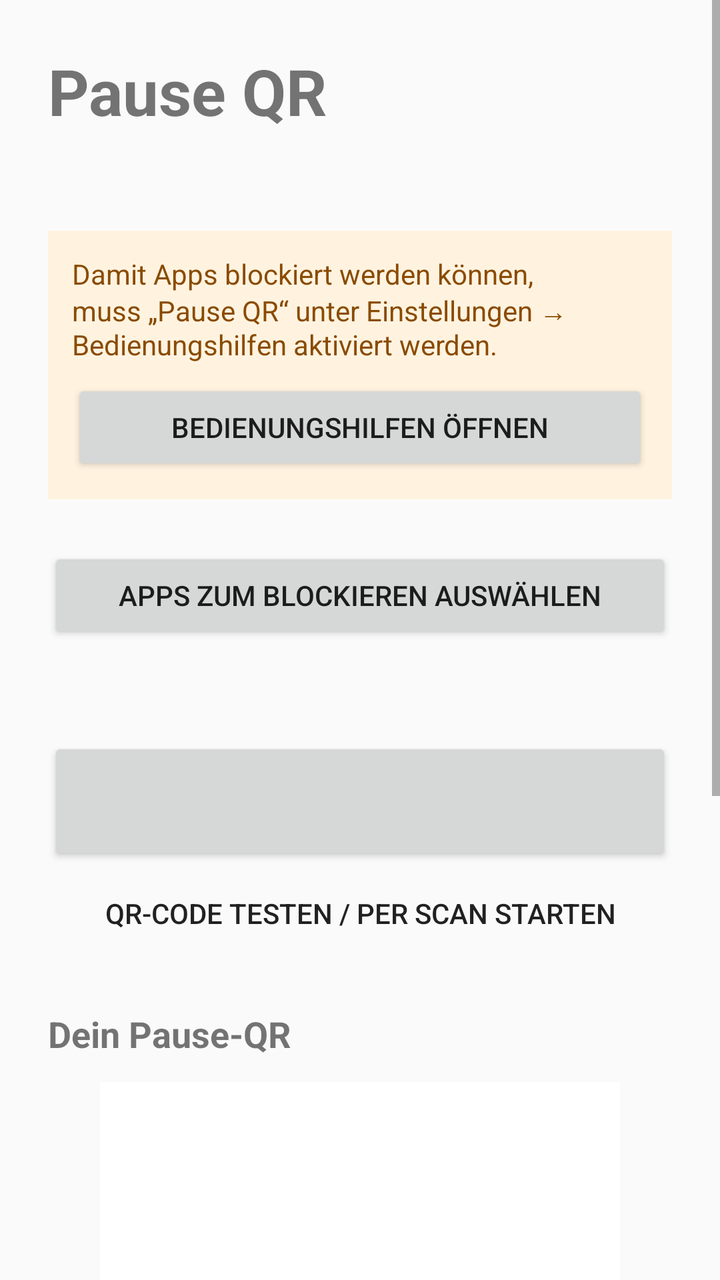
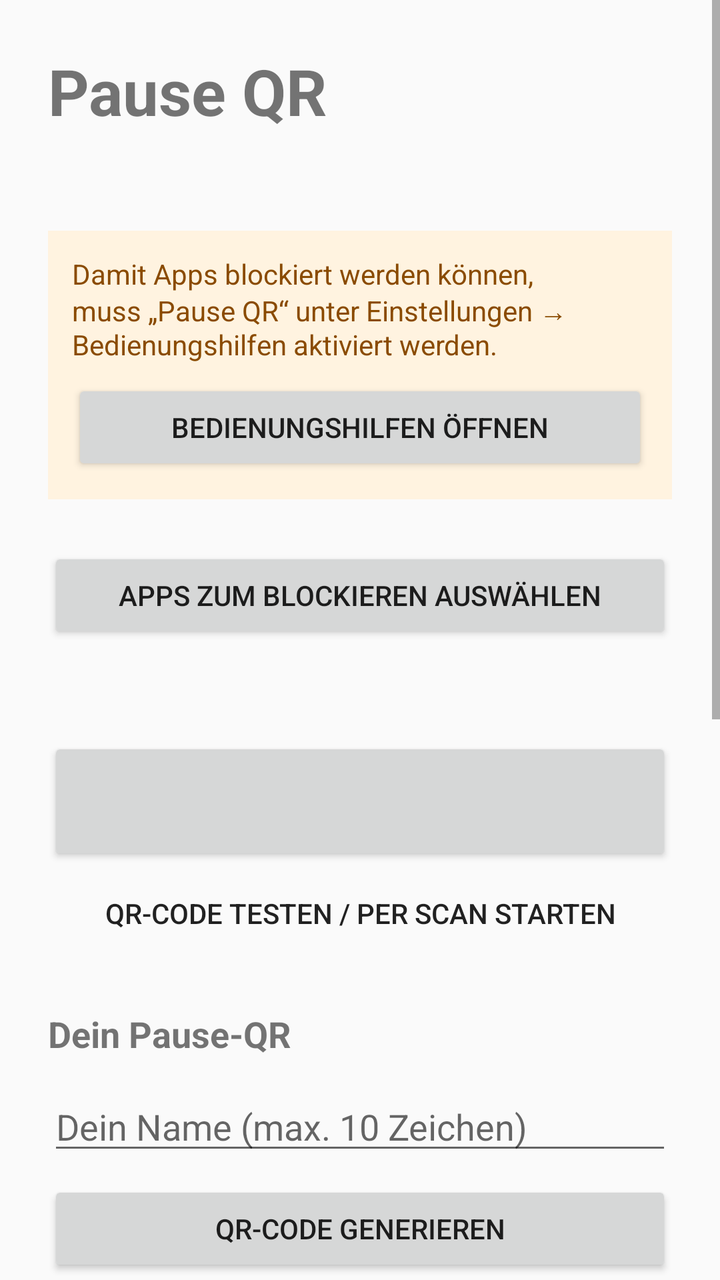

An Android layout rendered at two revisions. The XML below is the earlier revision; the diff shows what the commit changed to produce the second picture.
<!-- AndroidManifest.xml: application theme Theme.PauseQR -->
<!-- res/layout/activity_main.xml -->
<?xml version="1.0" encoding="utf-8"?>
<ScrollView xmlns:android="http://schemas.android.com/apk/res/android"
    android:layout_width="match_parent"
    android:layout_height="match_parent">

    <LinearLayout
        android:layout_width="match_parent"
        android:layout_height="wrap_content"
        android:orientation="vertical"
        android:padding="24dp">

        <TextView
            android:layout_width="wrap_content"
            android:layout_height="wrap_content"
            android:text="@string/app_name"
            android:textSize="32sp"
            android:textStyle="bold" />

        <TextView
            android:id="@+id/tvStatus"
            android:layout_width="match_parent"
            android:layout_height="wrap_content"
            android:layout_marginTop="8dp"
            android:textSize="18sp"
            android:textStyle="bold" />

        
        <LinearLayout
            android:id="@+id/serviceBox"
            android:layout_width="match_parent"
            android:layout_height="wrap_content"
            android:layout_marginTop="16dp"
            android:background="@color/warn_bg"
            android:orientation="vertical"
            android:padding="12dp">

            <TextView
                android:layout_width="match_parent"
                android:layout_height="wrap_content"
                android:text="@string/service_warning"
                android:textColor="@color/warn_text" />

            <Button
                android:id="@+id/btnAccessibility"
                android:layout_width="match_parent"
                android:layout_height="wrap_content"
                android:layout_marginTop="8dp"
                android:text="@string/btn_accessibility" />
        </LinearLayout>

        <Button
            android:id="@+id/btnSelectApps"
            android:layout_width="match_parent"
            android:layout_height="wrap_content"
            android:layout_marginTop="24dp"
            android:text="@string/btn_select_apps" />

        <TextView
            android:id="@+id/tvAppsCount"
            android:layout_width="match_parent"
            android:layout_height="wrap_content"
            android:layout_marginTop="4dp" />

        <Button
            android:id="@+id/btnPrimary"
            android:layout_width="match_parent"
            android:layout_height="64dp"
            android:layout_marginTop="24dp"
            android:textSize="16sp"
            android:textStyle="bold" />

        <Button
            android:id="@+id/btnScan"
            style="?android:attr/borderlessButtonStyle"
            android:layout_width="match_parent"
            android:layout_height="wrap_content"
            android:text="@string/btn_scan_test" />

        <LinearLayout
            android:id="@+id/qrSection"
            android:layout_width="match_parent"
            android:layout_height="wrap_content"
            android:layout_marginTop="24dp"
            android:gravity="center_horizontal"
            android:orientation="vertical">

            <TextView
                android:layout_width="match_parent"
                android:layout_height="wrap_content"
                android:text="@string/qr_title"
                android:textSize="18sp"
                android:textStyle="bold" />

            <ImageView
                android:id="@+id/ivQr"
                android:layout_width="260dp"
                android:layout_height="260dp"
                android:layout_marginTop="12dp"
                android:background="@android:color/white"
                android:contentDescription="@string/qr_title"
                android:padding="8dp" />

            <TextView
                android:layout_width="match_parent"
                android:layout_height="wrap_content"
                android:layout_marginTop="12dp"
                android:text="@string/qr_hint" />

            <Button
                android:id="@+id/btnSaveQr"
                android:layout_width="match_parent"
                android:layout_height="wrap_content"
                android:layout_marginTop="12dp"
                android:text="@string/btn_save_qr" />

            <Button
                android:id="@+id/btnNewQr"
                style="?android:attr/borderlessButtonStyle"
                android:layout_width="match_parent"
                android:layout_height="wrap_content"
                android:text="@string/btn_new_qr" />
        </LinearLayout>
    </LinearLayout>
</ScrollView>
<!-- resources referenced by this layout -->
<resources>
  <color name="warn_bg">#FFF3E0</color>
  <color name="warn_text">#8A4B00</color>
  <string name="app_name">Pause QR</string>
  <string name="btn_accessibility">Bedienungshilfen öffnen</string>
  <string name="btn_new_qr">Neuen QR-Code erzeugen</string>
  <string name="btn_save_qr">QR-Code in Galerie speichern</string>
  <string name="btn_scan_test">QR-Code testen / per Scan starten</string>
  <string name="btn_select_apps">Apps zum Blockieren auswählen</string>
  <string name="qr_hint">Speichere oder drucke diesen Code und leg ihn weit weg – z. B. in einen anderen Raum. Nur mit diesem Code kannst du die Pause wieder beenden. Während der Pause wird er hier nicht angezeigt.</string>
  <string name="qr_title">Dein Pause-QR</string>
  <string name="service_warning">Damit Apps blockiert werden können, muss „Pause QR“ unter Einstellungen → Bedienungshilfen aktiviert werden.</string>
  <style name="Theme.PauseQR" parent="Theme.AppCompat.DayNight.DarkActionBar">
          <item name="colorPrimary">@color/primary</item>
          <item name="colorPrimaryDark">@color/primary</item>
          <item name="colorAccent">@color/primary</item>
      </style>
  <color name="primary">#3949AB</color>
</resources>

<!-- the commit's change to res/layout/activity_main.xml (unified diff, before → after) -->
@@ -91,6 +91,23 @@
                 android:textSize="18sp"
                 android:textStyle="bold" />
 
+            <EditText
+                android:id="@+id/etUsername"
+                android:layout_width="match_parent"
+                android:layout_height="wrap_content"
+                android:layout_marginTop="12dp"
+                android:hint="@string/username_hint"
+                android:inputType="textCapWords"
+                android:maxLength="10"
+                android:singleLine="true" />
+
+            <Button
+                android:id="@+id/btnGenerateQr"
+                android:layout_width="match_parent"
+                android:layout_height="wrap_content"
+                android:layout_marginTop="8dp"
+                android:text="@string/btn_generate_qr" />
+
             <ImageView
                 android:id="@+id/ivQr"
                 android:layout_width="260dp"
<!-- resource entries referenced after the edit -->
@@ -4,6 +4,7 @@
   <color name="warn_text">#8A4B00</color>
   <string name="app_name">Pause QR</string>
   <string name="btn_accessibility">Bedienungshilfen öffnen</string>
+  <string name="btn_generate_qr">QR-Code generieren</string>
   <string name="btn_new_qr">Neuen QR-Code erzeugen</string>
   <string name="btn_save_qr">QR-Code in Galerie speichern</string>
   <string name="btn_scan_test">QR-Code testen / per Scan starten</string>
@@ -11,6 +12,7 @@
   <string name="qr_hint">Speichere oder drucke diesen Code und leg ihn weit weg – z. B. in einen anderen Raum. Nur mit diesem Code kannst du die Pause wieder beenden. Während der Pause wird er hier nicht angezeigt.</string>
   <string name="qr_title">Dein Pause-QR</string>
   <string name="service_warning">Damit Apps blockiert werden können, muss „Pause QR“ unter Einstellungen → Bedienungshilfen aktiviert werden.</string>
+  <string name="username_hint">Dein Name (max. 10 Zeichen)</string>
   <style name="Theme.PauseQR" parent="Theme.AppCompat.DayNight.DarkActionBar">
           <item name="colorPrimary">@color/primary</item>
           <item name="colorPrimaryDark">@color/primary</item>
